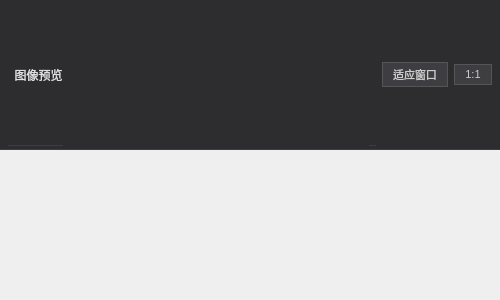
Qt form DateVisionPlus/panels/previewpanel.ui (yangllllll/DateVsionPlus) before a commit.
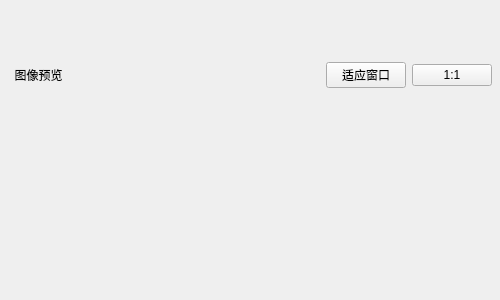
The same form after that commit. Custom widgets are drawn as their Qt base class.

Diff of the .ui file:
```diff
--- a/DateVisionPlus/panels/previewpanel.ui
+++ b/DateVisionPlus/panels/previewpanel.ui
@@ -31,9 +31,6 @@
    </property>
    <item>
     <widget class="QWidget" name="header" native="true">
-     <property name="styleSheet">
-      <string notr="true">QWidget { background: #2d2d30; border-bottom: 1px solid #3e3e42; }</string>
-     </property>
      <layout class="QHBoxLayout" name="headerLayout">
       <property name="leftMargin">
        <number>8</number>
@@ -49,9 +46,6 @@
       </property>
       <item>
        <widget class="QLabel" name="lblTitle">
-        <property name="styleSheet">
-         <string notr="true">color: #e0e0e0;</string>
-        </property>
         <property name="text">
          <string>  图像预览</string>
         </property>
@@ -72,9 +66,6 @@
       </item>
       <item>
        <widget class="QLabel" name="lblInfo">
-        <property name="styleSheet">
-         <string notr="true">color: #888888;</string>
-        </property>
         <property name="text">
          <string/>
         </property>
@@ -82,10 +73,6 @@
       </item>
       <item>
        <widget class="QPushButton" name="btnFit">
-        <property name="styleSheet">
-         <string notr="true">QPushButton { background: #3e3e42; color: #cccccc; border: 1px solid #555555; padding: 3px 10px; font-size: 11px; }
-QPushButton:hover { background: #505050; }</string>
-        </property>
         <property name="text">
          <string>适应窗口</string>
         </property>
@@ -93,10 +80,6 @@
       </item>
       <item>
        <widget class="QPushButton" name="btnActualSize">
-        <property name="styleSheet">
-         <string notr="true">QPushButton { background: #3e3e42; color: #cccccc; border: 1px solid #555555; padding: 3px 10px; font-size: 11px; }
-QPushButton:hover { background: #505050; }</string>
-        </property>
         <property name="text">
          <string>1:1</string>
         </property>
```
